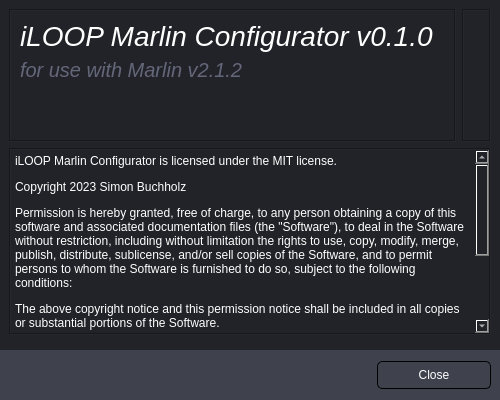
Before: the Qt Designer form gui/AboutDialog.ui in SimonBuxx/iloop-marlin-configurator, drawn with Qt 5.
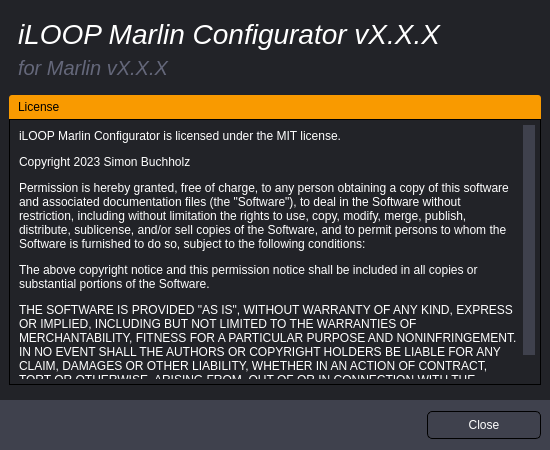
After: the same form once the commit is applied. Icons and pictures are not drawn.

```diff
--- a/gui/AboutDialog.ui
+++ b/gui/AboutDialog.ui
@@ -6,20 +6,20 @@
    <rect>
     <x>0</x>
     <y>0</y>
-    <width>500</width>
-    <height>400</height>
+    <width>550</width>
+    <height>450</height>
    </rect>
   </property>
   <property name="minimumSize">
    <size>
-    <width>500</width>
-    <height>400</height>
+    <width>550</width>
+    <height>450</height>
    </size>
   </property>
   <property name="maximumSize">
    <size>
-    <width>500</width>
-    <height>400</height>
+    <width>550</width>
+    <height>450</height>
    </size>
   </property>
   <property name="windowTitle">
@@ -34,6 +34,7 @@
 	font-family: &quot;Source Sans Pro&quot;;
 	background: rgb(34, 35, 40);
 	color: white;
+    selection-background-color: rgb(63, 65, 77);
 }
 
 QPushButton {
@@ -52,6 +53,18 @@
 
 QPushButton:hover {
 	  background: rgb(75, 77, 91);
+}
+
+QDockWidget {
+	color: black;
+	titlebar-close-icon: url(&quot;:/close_FILL0_wght100_GRAD0_opsz20.svg&quot;);
+}
+
+QDockWidget::title {
+	background: rgb(249, 154, 0);
+	padding: 5px;
+	border-top-left-radius: 3px;
+	border-top-right-radius: 3px;
 }</string>
   </property>
   <layout class="QGridLayout" name="gridLayout">
@@ -127,118 +140,40 @@
       <enum>QFrame::Plain</enum>
      </property>
      <layout class="QGridLayout" name="gridLayout_2">
-      <item row="0" column="0" rowspan="2">
-       <widget class="QFrame" name="frame_4">
-        <property name="frameShape">
-         <enum>QFrame::Box</enum>
-        </property>
-        <property name="frameShadow">
-         <enum>QFrame::Sunken</enum>
-        </property>
-        <layout class="QGridLayout" name="gridLayout_4">
-         <item row="3" column="0">
-          <spacer name="verticalSpacer_2">
-           <property name="orientation">
-            <enum>Qt::Vertical</enum>
-           </property>
-           <property name="sizeHint" stdset="0">
-            <size>
-             <width>20</width>
-             <height>40</height>
-            </size>
-           </property>
-          </spacer>
-         </item>
-         <item row="0" column="0">
-          <widget class="QLabel" name="label">
-           <property name="styleSheet">
-            <string notr="true">QLabel {
-	color: white;
-	font-size: 28px;
-	font-family: &quot;Source Sans Pro Light&quot;;
-	font-style: italic;
-}
-</string>
-           </property>
-           <property name="text">
-            <string>iLOOP Marlin Configurator v0.1.0</string>
-           </property>
-          </widget>
-         </item>
-         <item row="1" column="0">
-          <widget class="QLabel" name="label_2">
-           <property name="styleSheet">
-            <string notr="true">QLabel {
-	font-size: 12pt;
-}
-
-QLabel {
-	color: rgb(100, 103, 122);
-	font-size: 20px;
-	font-family: &quot;Source Sans Pro Light&quot;;
-	font-style: italic;
-}
-</string>
-           </property>
-           <property name="text">
-            <string>for use with Marlin v2.1.2</string>
-           </property>
-          </widget>
-         </item>
-         <item row="2" column="0">
-          <widget class="QLabel" name="label_4">
-           <property name="styleSheet">
-            <string notr="true"/>
-           </property>
-           <property name="text">
-            <string/>
-           </property>
-          </widget>
-         </item>
-        </layout>
-       </widget>
-      </item>
-      <item row="0" column="1" rowspan="2">
-       <widget class="QFrame" name="frame_3">
-        <property name="sizePolicy">
-         <sizepolicy hsizetype="Fixed" vsizetype="Preferred">
-          <horstretch>0</horstretch>
-          <verstretch>0</verstretch>
-         </sizepolicy>
-        </property>
-        <property name="frameShape">
-         <enum>QFrame::Box</enum>
-        </property>
-        <property name="frameShadow">
-         <enum>QFrame::Sunken</enum>
-        </property>
-        <layout class="QGridLayout" name="gridLayout_3">
-         <item row="0" column="0">
-          <widget class="QLabel" name="label_3">
-           <property name="maximumSize">
-            <size>
-             <width>50</width>
-             <height>100</height>
-            </size>
-           </property>
-           <property name="text">
-            <string/>
-           </property>
-           <property name="pixmap">
-            <pixmap resource="../resources/resources.qrc">:/iloop_alpha.png</pixmap>
-           </property>
-           <property name="scaledContents">
-            <bool>true</bool>
-           </property>
-          </widget>
-         </item>
-        </layout>
-       </widget>
-      </item>
       <item row="2" column="0" colspan="2">
-       <widget class="QTextEdit" name="textEdit">
-        <property name="styleSheet">
-         <string notr="true">QScrollBar:vertical
+       <widget class="QDockWidget" name="dockWidget">
+        <property name="features">
+         <set>QDockWidget::NoDockWidgetFeatures</set>
+        </property>
+        <property name="windowTitle">
+         <string>License</string>
+        </property>
+        <widget class="QWidget" name="dockWidgetContents">
+         <layout class="QGridLayout" name="gridLayout_5">
+          <property name="leftMargin">
+           <number>0</number>
+          </property>
+          <property name="topMargin">
+           <number>0</number>
+          </property>
+          <property name="rightMargin">
+           <number>0</number>
+          </property>
+          <property name="bottomMargin">
+           <number>0</number>
+          </property>
+          <property name="spacing">
+           <number>10</number>
+          </property>
+          <item row="0" column="0">
+           <widget class="QTextEdit" name="textEdit">
+            <property name="styleSheet">
+             <string notr="true">QTextEdit {
+	border: 1px solid black;
+	padding: 5px;
+}
+
+QScrollBar:vertical
 {
     width: 12px;
 	border: none;
@@ -265,18 +200,21 @@
 {
     height: 0px;
 }</string>
-        </property>
-        <property name="frameShape">
-         <enum>QFrame::Box</enum>
-        </property>
-        <property name="undoRedoEnabled">
-         <bool>false</bool>
-        </property>
-        <property name="readOnly">
-         <bool>true</bool>
-        </property>
-        <property name="html">
-         <string>&lt;!DOCTYPE HTML PUBLIC &quot;-//W3C//DTD HTML 4.0//EN&quot; &quot;http://www.w3.org/TR/REC-html40/strict.dtd&quot;&gt;
+            </property>
+            <property name="frameShape">
+             <enum>QFrame::NoFrame</enum>
+            </property>
+            <property name="frameShadow">
+             <enum>QFrame::Plain</enum>
+            </property>
+            <property name="undoRedoEnabled">
+             <bool>false</bool>
+            </property>
+            <property name="readOnly">
+             <bool>true</bool>
+            </property>
+            <property name="html">
+             <string>&lt;!DOCTYPE HTML PUBLIC &quot;-//W3C//DTD HTML 4.0//EN&quot; &quot;http://www.w3.org/TR/REC-html40/strict.dtd&quot;&gt;
 &lt;html&gt;&lt;head&gt;&lt;meta name=&quot;qrichtext&quot; content=&quot;1&quot; /&gt;&lt;meta charset=&quot;utf-8&quot; /&gt;&lt;style type=&quot;text/css&quot;&gt;
 p, li { white-space: pre-wrap; }
 hr { height: 1px; border-width: 0; }
@@ -288,7 +226,140 @@
 &lt;p style=&quot; margin-top:12px; margin-bottom:12px; margin-left:0px; margin-right:0px; -qt-block-indent:0; text-indent:0px;&quot;&gt;Permission is hereby granted, free of charge, to any person obtaining a copy of this software and associated documentation files (the &amp;quot;Software&amp;quot;), to deal in the Software without restriction, including without limitation the rights to use, copy, modify, merge, publish, distribute, sublicense, and/or sell copies of the Software, and to permit persons to whom the Software is furnished to do so, subject to the following conditions:&lt;/p&gt;
 &lt;p style=&quot; margin-top:12px; margin-bottom:12px; margin-left:0px; margin-right:0px; -qt-block-indent:0; text-indent:0px;&quot;&gt;The above copyright notice and this permission notice shall be included in all copies or substantial portions of the Software.&lt;/p&gt;
 &lt;p style=&quot; margin-top:12px; margin-bottom:12px; margin-left:0px; margin-right:0px; -qt-block-indent:0; text-indent:0px;&quot;&gt;THE SOFTWARE IS PROVIDED &amp;quot;AS IS&amp;quot;, WITHOUT WARRANTY OF ANY KIND, EXPRESS OR IMPLIED, INCLUDING BUT NOT LIMITED TO THE WARRANTIES OF MERCHANTABILITY, FITNESS FOR A PARTICULAR PURPOSE AND NONINFRINGEMENT. IN NO EVENT SHALL THE AUTHORS OR COPYRIGHT HOLDERS BE LIABLE FOR ANY CLAIM, DAMAGES OR OTHER LIABILITY, WHETHER IN AN ACTION OF CONTRACT, TORT OR OTHERWISE, ARISING FROM, OUT OF OR IN CONNECTION WITH THE SOFTWARE OR THE USE OR OTHER DEALINGS IN THE SOFTWARE.&lt;/p&gt;&lt;/body&gt;&lt;/html&gt;</string>
+            </property>
+           </widget>
+          </item>
+         </layout>
+        </widget>
+       </widget>
+      </item>
+      <item row="0" column="1" rowspan="2">
+       <widget class="QFrame" name="frame_3">
+        <property name="sizePolicy">
+         <sizepolicy hsizetype="Preferred" vsizetype="Preferred">
+          <horstretch>0</horstretch>
+          <verstretch>0</verstretch>
+         </sizepolicy>
         </property>
+        <property name="frameShape">
+         <enum>QFrame::NoFrame</enum>
+        </property>
+        <property name="frameShadow">
+         <enum>QFrame::Plain</enum>
+        </property>
+        <layout class="QGridLayout" name="gridLayout_3">
+         <item row="0" column="0">
+          <widget class="QLabel" name="label_3">
+           <property name="maximumSize">
+            <size>
+             <width>100</width>
+             <height>100</height>
+            </size>
+           </property>
+           <property name="text">
+            <string/>
+           </property>
+           <property name="pixmap">
+            <pixmap resource="../resources/resources.qrc">:/imc_logo.png</pixmap>
+           </property>
+           <property name="scaledContents">
+            <bool>true</bool>
+           </property>
+          </widget>
+         </item>
+        </layout>
+       </widget>
+      </item>
+      <item row="0" column="0" rowspan="2">
+       <widget class="QFrame" name="frame_4">
+        <property name="sizePolicy">
+         <sizepolicy hsizetype="Fixed" vsizetype="Preferred">
+          <horstretch>0</horstretch>
+          <verstretch>0</verstretch>
+         </sizepolicy>
+        </property>
+        <property name="frameShape">
+         <enum>QFrame::NoFrame</enum>
+        </property>
+        <property name="frameShadow">
+         <enum>QFrame::Plain</enum>
+        </property>
+        <layout class="QGridLayout" name="gridLayout_4">
+         <item row="3" column="0">
+          <spacer name="verticalSpacer_2">
+           <property name="orientation">
+            <enum>Qt::Vertical</enum>
+           </property>
+           <property name="sizeHint" stdset="0">
+            <size>
+             <width>0</width>
+             <height>0</height>
+            </size>
+           </property>
+          </spacer>
+         </item>
+         <item row="1" column="0">
+          <widget class="QLabel" name="uTitleLabel">
+           <property name="sizePolicy">
+            <sizepolicy hsizetype="Fixed" vsizetype="Preferred">
+             <horstretch>0</horstretch>
+             <verstretch>0</verstretch>
+            </sizepolicy>
+           </property>
+           <property name="styleSheet">
+            <string notr="true">QLabel {
+	color: white;
+	font-size: 28px;
+	font-family: &quot;Source Sans Pro Light&quot;;
+	font-style: italic;
+}
+</string>
+           </property>
+           <property name="text">
+            <string>iLOOP Marlin Configurator vX.X.X</string>
+           </property>
+          </widget>
+         </item>
+         <item row="2" column="0">
+          <widget class="QLabel" name="uMarlinLabel">
+           <property name="sizePolicy">
+            <sizepolicy hsizetype="Fixed" vsizetype="Preferred">
+             <horstretch>0</horstretch>
+             <verstretch>0</verstretch>
+            </sizepolicy>
+           </property>
+           <property name="styleSheet">
+            <string notr="true">QLabel {
+	font-size: 12pt;
+}
+
+QLabel {
+	color: rgb(100, 103, 122);
+	font-size: 20px;
+	font-family: &quot;Source Sans Pro Light&quot;;
+	font-style: italic;
+}
+</string>
+           </property>
+           <property name="text">
+            <string>for Marlin vX.X.X</string>
+           </property>
+          </widget>
+         </item>
+         <item row="0" column="0">
+          <spacer name="verticalSpacer">
+           <property name="orientation">
+            <enum>Qt::Vertical</enum>
+           </property>
+           <property name="sizeHint" stdset="0">
+            <size>
+             <width>0</width>
+             <height>0</height>
+            </size>
+           </property>
+          </spacer>
+         </item>
+        </layout>
        </widget>
       </item>
      </layout>
```
Left out of the diff: 2 changed lines with no effect on the pictures.
